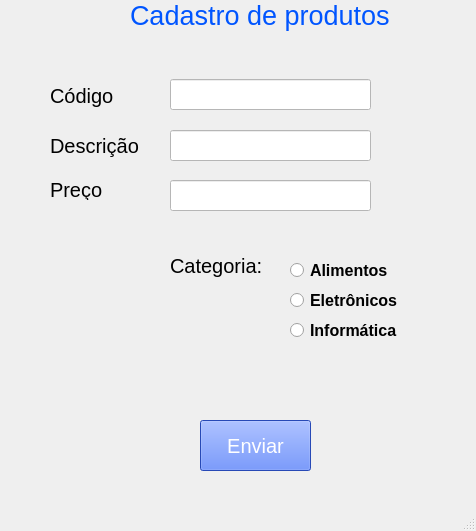
This is formulario.ui in DanielRogerioRibeiro/Product-Registration-in-Python-MySQL as Qt 5 draws it before an edit. The edited form follows.
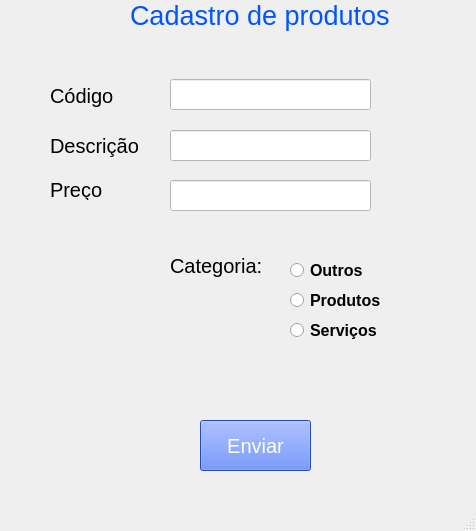
This is the edited form. Icons and pictures are not drawn.

Diff of the .ui file:
```diff
--- a/formulario.ui
+++ b/formulario.ui
@@ -167,7 +167,7 @@
      </font>
     </property>
     <property name="text">
-     <string>Eletrônicos</string>
+     <string>Produtos</string>
     </property>
    </widget>
    <widget class="QRadioButton" name="radioButton_2">
@@ -187,7 +187,7 @@
      </font>
     </property>
     <property name="text">
-     <string>Informática</string>
+     <string>Serviços</string>
     </property>
    </widget>
    <widget class="QRadioButton" name="radioButton_3">
@@ -207,7 +207,7 @@
      </font>
     </property>
     <property name="text">
-     <string>Alimentos</string>
+     <string>Outros</string>
     </property>
    </widget>
    <widget class="QLabel" name="label_4">
```
